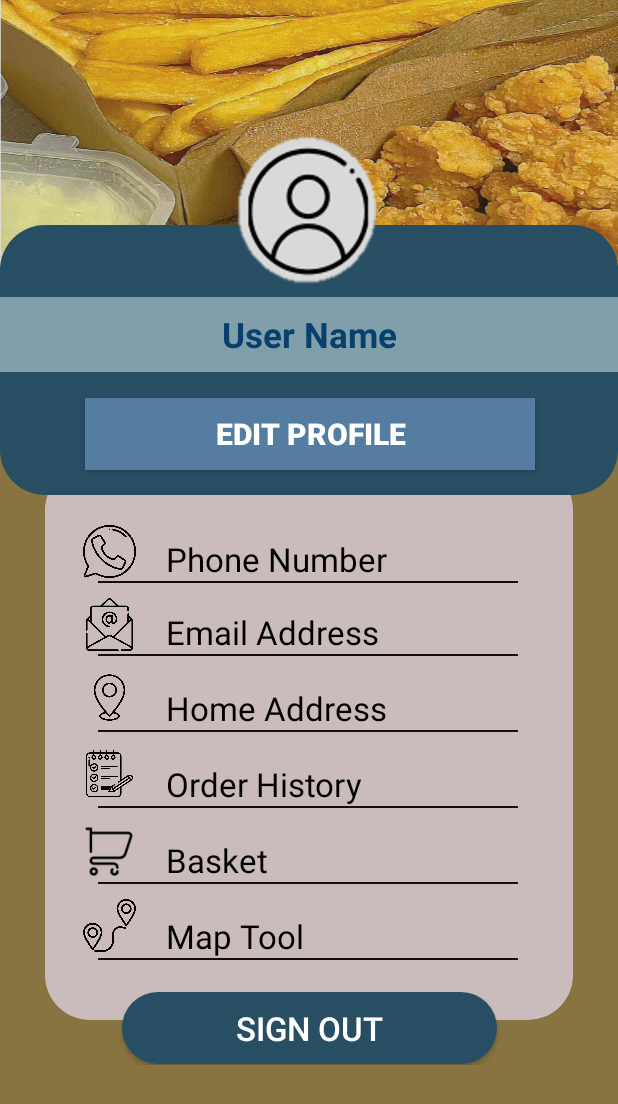
After one commit to ThirtyThred/CS4084-Mobile-App-Development, an Android app: the layout activity_profile_page.xml on its own in the app's theme, with its tools: preview values and no code run, on a phone screen of 412 x 824 dp. The commit adds this screen. Shown: the top 1104 px of the screen. Run offline under Robolectric (Android 15) with nearby library versions, the phone set to English and light mode, and no system bars.

Commit message:
Create a profile page

```diff
--- /dev/null
+++ b/app/src/main/java/com/ul/cs4084/foodapp/profile_page.java
@@ -0,0 +1,14 @@
+package com.ul.cs4084.foodapp;
+
+import androidx.appcompat.app.AppCompatActivity;
+
+import android.os.Bundle;
+
+public class profile_page extends AppCompatActivity {
+
+    @Override
+    protected void onCreate(Bundle savedInstanceState) {
+        super.onCreate(savedInstanceState);
+        setContentView(R.layout.activity_profile_page);
+    }
+}
--- /dev/null
+++ b/app/src/main/res/drawable/blue_container.xml
@@ -0,0 +1,9 @@
+<?xml version="1.0" encoding="utf-8"?>
+<selector xmlns:android="http://schemas.android.com/apk/res/android">
+    <item>
+        <shape android:shape="rectangle">
+            <solid android:color="#284E64"/>
+            <corners android:radius="30dp"/>
+        </shape>
+    </item>
+</selector>
--- /dev/null
+++ b/app/src/main/res/layout/activity_profile_page.xml
@@ -0,0 +1,415 @@
+<?xml version="1.0" encoding="utf-8"?>
+<androidx.constraintlayout.widget.ConstraintLayout xmlns:android="http://schemas.android.com/apk/res/android"
+    xmlns:app="http://schemas.android.com/apk/res-auto"
+    xmlns:tools="http://schemas.android.com/tools"
+    android:layout_width="match_parent"
+    android:layout_height="match_parent"
+    android:background="#00B33232"
+    tools:context=".profile_page">
+
+    <ScrollView
+        android:layout_width="match_parent"
+        android:layout_height="match_parent"
+        android:background="#887440">
+
+        <LinearLayout
+            android:layout_width="match_parent"
+            android:layout_height="wrap_content"
+            android:orientation="vertical">
+
+            <androidx.constraintlayout.widget.ConstraintLayout
+                android:layout_width="match_parent"
+                android:layout_height="match_parent">
+
+                <androidx.constraintlayout.widget.ConstraintLayout
+                    android:id="@+id/constraintLayout"
+                    android:layout_width="match_parent"
+                    android:layout_height="250dp"
+                    android:background="@drawable/profile_background"
+                    app:layout_constraintEnd_toEndOf="parent"
+                    app:layout_constraintStart_toStartOf="parent"
+                    app:layout_constraintTop_toTopOf="parent">
+
+                    <androidx.constraintlayout.widget.ConstraintLayout
+                        android:layout_width="match_parent"
+                        android:layout_height="match_parent"
+                        app:layout_constraintEnd_toEndOf="parent"
+                        app:layout_constraintStart_toStartOf="parent"
+                        app:layout_constraintTop_toTopOf="parent">
+
+                    </androidx.constraintlayout.widget.ConstraintLayout>
+
+                </androidx.constraintlayout.widget.ConstraintLayout>
+
+                <LinearLayout
+                    android:id="@+id/linearLayout2"
+                    android:layout_width="match_parent"
+                    android:layout_height="wrap_content"
+                    android:layout_marginStart="30dp"
+                    android:layout_marginTop="-20dp"
+                    android:layout_marginEnd="30dp"
+                    android:background="@drawable/blue_container"
+                    android:backgroundTint="#CABCBC"
+                    android:orientation="vertical"
+                    app:layout_constraintEnd_toEndOf="parent"
+                    app:layout_constraintStart_toStartOf="parent"
+                    app:layout_constraintTop_toBottomOf="@+id/linearLayout4">
+
+                    <androidx.constraintlayout.widget.ConstraintLayout
+                        android:layout_width="match_parent"
+                        android:layout_height="wrap_content">
+
+                        <LinearLayout
+                            android:layout_width="match_parent"
+                            android:layout_height="match_parent"
+                            android:layout_marginStart="10dp"
+                            android:layout_marginTop="10dp"
+                            android:layout_marginEnd="10dp"
+                            android:layout_marginBottom="40dp"
+                            android:orientation="vertical"
+                            app:layout_constraintBottom_toBottomOf="parent"
+                            app:layout_constraintEnd_toEndOf="parent"
+                            app:layout_constraintHorizontal_bias="0.0"
+                            app:layout_constraintStart_toStartOf="parent"
+                            app:layout_constraintTop_toTopOf="parent">
+
+                            <LinearLayout
+                                android:layout_width="match_parent"
+                                android:layout_height="wrap_content"
+                                android:layout_marginStart="15dp"
+                                android:layout_marginTop="30dp"
+                                android:layout_marginEnd="15dp"
+                                android:orientation="horizontal"
+                                android:textAlignment="textEnd"
+                                tools:ignore="UseCompoundDrawables">
+
+                                <ImageView
+                                    android:id="@+id/imageView"
+                                    android:layout_width="35dp"
+                                    android:layout_height="35dp"
+                                    android:background="@drawable/phone_icon"
+                                    android:contentDescription="@string/phone_icon" />
+
+                                <TextView
+                                    android:id="@+id/textView"
+                                    android:layout_width="0dp"
+                                    android:layout_height="wrap_content"
+                                    android:layout_weight="1"
+                                    android:paddingStart="20dp"
+                                    android:paddingTop="8dp"
+                                    android:paddingEnd="20dp"
+                                    android:text="@string/phone_string"
+                                    android:textColor="#000000"
+                                    android:textSize="22sp" />
+
+                            </LinearLayout>
+
+                            <View
+                                android:id="@+id/view"
+                                android:layout_width="280dp"
+                                android:layout_height="1dp"
+                                android:layout_marginLeft="25dp"
+                                android:layout_marginRight="25dp"
+                                android:background="#130F0F" />
+
+                            <LinearLayout
+                                android:layout_width="match_parent"
+                                android:layout_height="wrap_content"
+                                android:layout_marginStart="15dp"
+                                android:layout_marginTop="10dp"
+                                android:layout_marginEnd="15dp"
+                                android:orientation="horizontal"
+                                android:textAlignment="textEnd"
+                                tools:ignore="UseCompoundDrawables">
+
+                                <ImageView
+                                    android:id="@+id/imageView1"
+                                    android:layout_width="35dp"
+                                    android:layout_height="35dp"
+                                    android:background="@drawable/email_icon"
+                                    android:contentDescription="@string/email_icon" />
+
+                                <TextView
+                                    android:id="@+id/textView1"
+                                    android:layout_width="0dp"
+                                    android:layout_height="wrap_content"
+                                    android:layout_weight="1"
+                                    android:paddingStart="20dp"
+                                    android:paddingTop="8dp"
+                                    android:paddingEnd="20dp"
+                                    android:text="@string/email_string"
+                                    android:textColor="#000000"
+                                    android:textSize="22sp" />
+
+                            </LinearLayout>
+
+                            <View
+                                android:id="@+id/view1"
+                                android:layout_width="280dp"
+                                android:layout_height="1dp"
+                                android:layout_marginLeft="25dp"
+                                android:layout_marginRight="25dp"
+                                android:background="#130F0F" />
+
+                            <LinearLayout
+                                android:layout_width="match_parent"
+                                android:layout_height="wrap_content"
+                                android:layout_marginStart="15dp"
+                                android:layout_marginTop="10dp"
+                                android:layout_marginEnd="15dp"
+                                android:orientation="horizontal"
+                                tools:ignore="UseCompoundDrawables">
+
+                                <ImageView
+                                    android:id="@+id/imageView2"
+                                    android:layout_width="35dp"
+                                    android:layout_height="35dp"
+                                    android:background="@drawable/address"
+                                    android:contentDescription="@string/address_icon" />
+
+                                <TextView
+                                    android:id="@+id/textView2"
+                                    android:layout_width="0dp"
+                                    android:layout_height="wrap_content"
+                                    android:layout_weight="1"
+                                    android:autoSizeMaxTextSize="20pt"
+                                    android:paddingStart="20dp"
+                                    android:paddingTop="10dp"
+                                    android:paddingEnd="20dp"
+                                    android:text="@string/address_string"
+                                    android:textColor="#000000"
+                                    android:textSize="22sp"/>
+
+                            </LinearLayout>
+
+                            <View
+                                android:id="@+id/view2"
+                                android:layout_width="280dp"
+                                android:layout_height="1dp"
+                                android:layout_marginLeft="25dp"
+                                android:layout_marginRight="25dp"
+                                android:background="#130F0F" />
+
+                            <LinearLayout
+                                android:layout_width="match_parent"
+                                android:layout_height="wrap_content"
+                                android:layout_marginStart="15dp"
+                                android:layout_marginTop="10dp"
+                                android:layout_marginEnd="15dp"
+                                android:orientation="horizontal"
+                                android:textAlignment="textEnd"
+                                tools:ignore="UseCompoundDrawables">
+
+                                <ImageView
+                                    android:id="@+id/imageView3"
+                                    android:layout_width="35dp"
+                                    android:layout_height="35dp"
+                                    android:background="@drawable/order_icon"
+                                    android:contentDescription="@string/user_icon" />
+
+                                <TextView
+                                    android:id="@+id/textView3"
+                                    android:layout_width="0dp"
+                                    android:layout_height="wrap_content"
+                                    android:layout_weight="1"
+                                    android:paddingStart="20dp"
+                                    android:paddingTop="10dp"
+                                    android:paddingEnd="20dp"
+                                    android:text="@string/order_string"
+                                    android:textColor="#000000"
+                                    android:textSize="22sp" />
+
+                            </LinearLayout>
+
+                            <View
+                                android:id="@+id/view3"
+                                android:layout_width="280dp"
+                                android:layout_height="1dp"
+                                android:layout_marginLeft="25dp"
+                                android:layout_marginRight="25dp"
+                                android:background="#130F0F" />
+
+                            <LinearLayout
+                                android:layout_width="match_parent"
+                                android:layout_height="wrap_content"
+                                android:layout_marginStart="15dp"
+                                android:layout_marginTop="10dp"
+                                android:layout_marginEnd="15dp"
+                                android:orientation="horizontal"
+                                android:textAlignment="textEnd"
+                                tools:ignore="UseCompoundDrawables">
+
+                                <ImageView
+                                    android:id="@+id/imageView4"
+                                    android:layout_width="35dp"
+                                    android:layout_height="35dp"
+                                    android:background="@drawable/basket_icon"
+                                    android:contentDescription="@string/basket_icon" />
+
+                                <TextView
+                                    android:id="@+id/textView5"
+                                    android:layout_width="0dp"
+                                    android:layout_height="wrap_content"
+                                    android:layout_weight="1"
+                                    android:paddingStart="20dp"
+                                    android:paddingTop="10dp"
+                                    android:paddingEnd="20dp"
+                                    android:text="@string/basket_string"
+                                    android:textColor="#000000"
+                                    android:textSize="22sp" />
+
+
+                            </LinearLayout>
+
+                            <View
+                                android:id="@+id/view4"
+                                android:layout_width="280dp"
+                                android:layout_height="1dp"
+                                android:layout_marginLeft="25dp"
+                                android:layout_marginRight="25dp"
+                                android:background="#130F0F" />
+
+                            <LinearLayout
+                                android:layout_width="match_parent"
+                                android:layout_height="wrap_content"
+                                android:layout_marginStart="15dp"
+                                android:layout_marginTop="10dp"
+                                android:layout_marginEnd="15dp"
+                                android:orientation="horizontal"
+                                android:textAlignment="textEnd"
+                                tools:ignore="UseCompoundDrawables">
+
+                                <ImageView
+                                    android:layout_width="35dp"
+                                    android:layout_height="35dp"
+                                    android:background="@drawable/map_tool_icon"
+                                    android:contentDescription="@string/map_tool_icon" />
+
+                                <TextView
+                                    android:id="@+id/textView6"
+                                    android:layout_width="0dp"
+                                    android:layout_height="wrap_content"
+                                    android:layout_weight="1"
+                                    android:paddingStart="20dp"
+                                    android:paddingTop="10dp"
+                                    android:paddingEnd="20dp"
+                                    android:text="@string/map_tool_string"
+                                    android:textColor="#000000"
+                                    android:textSize="22sp" />
+
+                            </LinearLayout>
+
+                            <View
+                                android:id="@+id/view6"
+                                android:layout_width="280dp"
+                                android:layout_height="1dp"
+                                android:layout_marginLeft="25dp"
+                                android:layout_marginRight="25dp"
+                                android:background="#130F0F" />
+
+                        </LinearLayout>
+
+
+                    </androidx.constraintlayout.widget.ConstraintLayout>
+
+                </LinearLayout>
+
+                <LinearLayout
+                    android:id="@+id/linearLayout4"
+                    android:layout_width="match_parent"
+                    android:layout_height="180dp"
+                    android:layout_marginTop="-100dp"
+                    android:background="@drawable/blue_container"
+                    android:orientation="vertical"
+                    app:layout_constraintEnd_toEndOf="parent"
+                    app:layout_constraintStart_toStartOf="parent"
+                    app:layout_constraintTop_toBottomOf="@+id/constraintLayout">
+
+                    <androidx.constraintlayout.widget.ConstraintLayout
+                        android:layout_width="match_parent"
+                        android:layout_height="match_parent">
+
+                        <LinearLayout
+                            android:layout_width="match_parent"
+                            android:layout_height="50dp"
+                            android:layout_marginTop="48dp"
+                            android:background="#80DAEEF1"
+                            android:orientation="vertical"
+                            app:layout_constraintTop_toTopOf="parent">
+
+                            <androidx.constraintlayout.widget.ConstraintLayout
+                                android:layout_width="match_parent"
+                                android:layout_height="match_parent">
+
+                                <TextView
+                                    android:id="@+id/textView4"
+                                    android:layout_width="wrap_content"
+                                    android:layout_height="wrap_content"
+                                    android:text="@string/user_name"
+                                    android:textColor="#07406C"
+                                    android:textSize="23sp"
+                                    android:textStyle="bold"
+                                    app:layout_constraintBottom_toBottomOf="parent"
+                                    app:layout_constraintEnd_toEndOf="parent"
+                                    app:layout_constraintStart_toStartOf="parent"
+                                    app:layout_constraintTop_toTopOf="parent" />
+                            </androidx.constraintlayout.widget.ConstraintLayout>
+                        </LinearLayout>
+                    </androidx.constraintlayout.widget.ConstraintLayout>
+
+                </LinearLayout>
+
+                <Button
+                    android:id="@+id/button3"
+                    android:layout_width="300dp"
+                    android:layout_height="48dp"
+                    android:layout_marginStart="56dp"
+                    android:layout_marginTop="115dp"
+                    android:layout_marginEnd="55dp"
+                    android:background="#557CA1"
+                    android:text="@string/edit_profile_string"
+                    android:textColor="#FFFFFF"
+                    android:textSize="20sp"
+                    android:textStyle="bold"
+                    app:layout_constraintEnd_toEndOf="parent"
+                    app:layout_constraintStart_toStartOf="parent"
+                    app:layout_constraintTop_toTopOf="@+id/linearLayout4" />
+
+                <androidx.constraintlayout.widget.ConstraintLayout
+                    android:layout_width="match_parent"
+                    android:layout_height="50dp"
+                    android:layout_marginTop="-20dp"
+                    app:layout_constraintEnd_toEndOf="parent"
+                    app:layout_constraintStart_toStartOf="parent"
+                    app:layout_constraintTop_toBottomOf="@+id/linearLayout2">
+
+                    <Button
+                        android:id="@+id/button2"
+                        android:layout_width="250dp"
+                        android:layout_height="wrap_content"
+                        android:background="@drawable/blue_container"
+                        android:text="@string/sign_out_string"
+                        android:textColor="#FFFFFF"
+                        android:textSize="22sp"
+                        app:layout_constraintBottom_toBottomOf="parent"
+                        app:layout_constraintEnd_toEndOf="parent"
+                        app:layout_constraintStart_toStartOf="parent"
+                        app:layout_constraintTop_toTopOf="parent" />
+                </androidx.constraintlayout.widget.ConstraintLayout>
+
+                <androidx.constraintlayout.widget.ConstraintLayout
+                    android:id="@+id/constraintLayout2"
+                    android:layout_width="100dp"
+                    android:layout_height="100dp"
+                    android:layout_marginTop="90dp"
+                    android:background="@drawable/user_photo"
+                    app:layout_constraintEnd_toEndOf="parent"
+                    app:layout_constraintStart_toStartOf="parent"
+                    app:layout_constraintTop_toTopOf="parent" />
+
+            </androidx.constraintlayout.widget.ConstraintLayout>
+
+        </LinearLayout>
+    </ScrollView>
+
+</androidx.constraintlayout.widget.ConstraintLayout>
--- a/app/src/main/res/values/strings.xml
+++ b/app/src/main/res/values/strings.xml
@@ -18,4 +18,25 @@
 
     <string name="hello_first_fragment">Hello first fragment</string>
     <string name="hello_second_fragment">Hello second fragment. Arg: %1$s</string>
+
+    <!--String use in profile:-->
+    <string name="edit_profile_string">Edit Profile</string>
+    <string name="user_icon">User Icon</string>
+    <string name="user_name">User Name</string>
+    <string name="sign_out_string">Sign Out</string>
+    <string name="email_icon">Email Icon</string>
+    <string name="map_tool_icon">Map Tool Icon</string>
+    <string name="basket_icon">Basket Icon</string>
+    <string name="order_icon">Order Icon</string>
+    <string name="address_icon"> Address Icon</string>
+    <string name="phone_icon">Phone Icon</string>
+    <string name="phone_string">Phone Number</string>
+    <string name="email_string">Email Address</string>
+    <string name="address_string">Home Address</string>
+    <string name="order_string">Order History</string>
+    <string name="basket_string">Basket</string>
+    <string name="map_tool_string">Map Tool</string>
+
+
+
 </resources>
--- a/build.gradle
+++ b/build.gradle
@@ -10,6 +10,6 @@ buildscript {
 }
 
 plugins {
-    id 'com.android.application' version '7.4.0' apply false
-    id 'com.android.library' version '7.4.0' apply false
+    id 'com.android.application' version '7.4.1' apply false
+    id 'com.android.library' version '7.4.1' apply false
 }
```
Also changed, not shown: app/src/main/res/drawable/address.png (added), app/src/main/res/drawable/basket_icon.png (added), app/src/main/res/drawable/email_icon.png (added), app/src/main/res/drawable/map_tool_icon.png (added), app/src/main/res/drawable/order_icon.png (added), app/src/main/res/drawable/phone_icon.png (added), app/src/main/res/drawable/profile_background.png (added), app/src/main/res/drawable/user_icon.png (added), app/src/main/res/drawable/user_photo.png (added).
